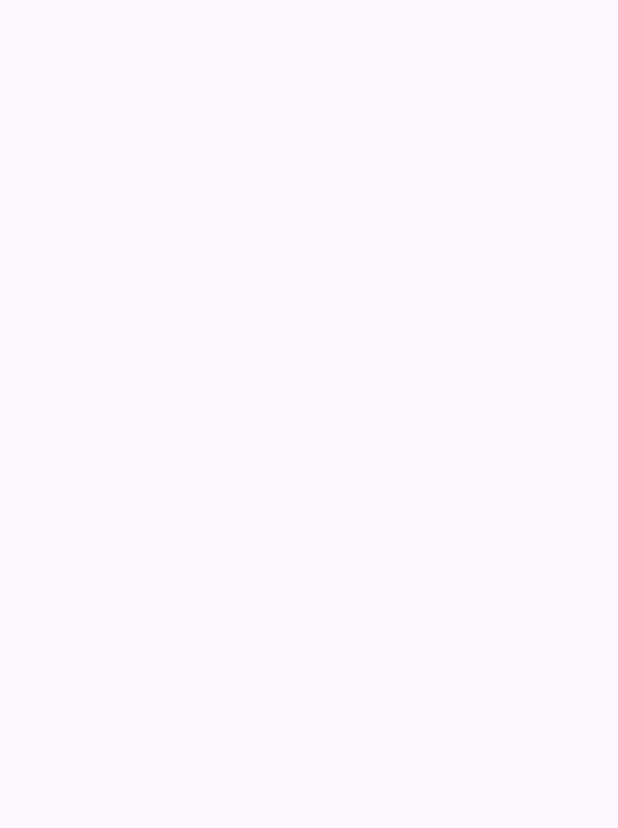
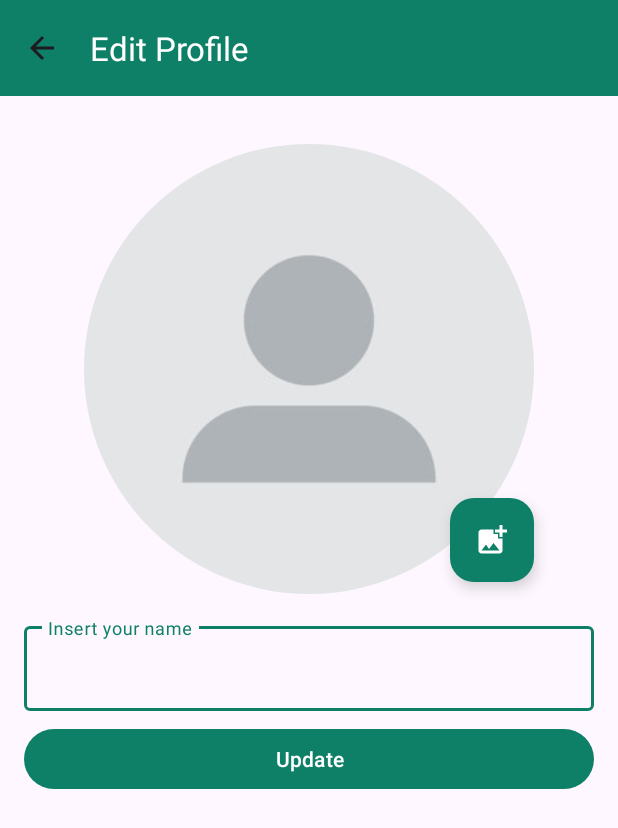
Before and after one commit to EdoTXp/Whatsapp-Concept, an Android app: the ProfileActivity screen opened directly, with no data from a screen before it, on a phone screen of 412 x 824 dp. Before the commit the part shown is empty. Shown: the top 828 px of the screen. Run offline under Robolectric (Android 15) with nearby library versions, the phone set to English and light mode, and no system bars.

Commit message:
* Add ProfileActivity layout with toolbar, profile image, name input, and update button; * Add profile image; * Add gallery icon; * Add parent activity for ProfileActivity in Manifest; * Add string values for ProfileActivity; * Add circular image style.

```diff
--- a/app/src/main/AndroidManifest.xml
+++ b/app/src/main/AndroidManifest.xml
@@ -14,7 +14,8 @@
         tools:targetApi="31">
         <activity
             android:name=".views.activities.ProfileActivity"
-            android:exported="false" />
+            android:exported="false"
+            android:parentActivityName=".views.activities.MainActivity" />
         <activity
             android:name=".views.activities.SignUpActivity"
             android:exported="false"
--- a/app/src/main/java/com/deiovannagroup/whatsapp_concept/views/activities/ProfileActivity.kt
+++ b/app/src/main/java/com/deiovannagroup/whatsapp_concept/views/activities/ProfileActivity.kt
@@ -6,15 +6,40 @@ import androidx.appcompat.app.AppCompatActivity
 import androidx.core.view.ViewCompat
 import androidx.core.view.WindowInsetsCompat
 import com.deiovannagroup.whatsapp_concept.R
+import com.deiovannagroup.whatsapp_concept.databinding.ActivityProfileBinding
 
 class ProfileActivity : AppCompatActivity() {
+    private val binding by lazy {
+        ActivityProfileBinding.inflate(layoutInflater)
+    }
+
     override fun onCreate(savedInstanceState: Bundle?) {
         super.onCreate(savedInstanceState)
+        setEdgeToEdgeLayout()
+
+        initToolbar()
+    }
+
+    private fun initToolbar() {
+        val toolbar = binding.includeToolbarProfile.tbMain
+        setSupportActionBar(toolbar)
+        supportActionBar?.apply {
+            title = getString(R.string.edit_profile)
+            setDisplayHomeAsUpEnabled(true)
+        }
+    }
+
+    private fun setEdgeToEdgeLayout() {
         enableEdgeToEdge()
-        setContentView(R.layout.activity_profile)
-        ViewCompat.setOnApplyWindowInsetsListener(findViewById(R.id.main)) { v, insets ->
+        setContentView(binding.root)
+        ViewCompat.setOnApplyWindowInsetsListener(binding.main) { v, insets ->
             val systemBars = insets.getInsets(WindowInsetsCompat.Type.systemBars())
-            v.setPadding(systemBars.left, systemBars.top, systemBars.right, systemBars.bottom)
+            v.setPadding(
+                systemBars.left,
+                systemBars.top,
+                systemBars.right,
+                systemBars.bottom,
+            )
             insets
         }
     }
--- /dev/null
+++ b/app/src/main/res/drawable/ic_gallery_24.xml
@@ -0,0 +1,5 @@
+<vector xmlns:android="http://schemas.android.com/apk/res/android" android:height="24dp" android:tint="#000000" android:viewportHeight="24" android:viewportWidth="24" android:width="24dp">
+
+    <path android:fillColor="@android:color/white" android:pathData="M19,7v2.99s-1.99,0.01 -2,0L17,7h-3s0.01,-1.99 0,-2h3L17,2h2v3h3v2h-3zM16,11L16,8h-3L13,5L5,5c-1.1,0 -2,0.9 -2,2v12c0,1.1 0.9,2 2,2h12c1.1,0 2,-0.9 2,-2v-8h-3zM5,19l3,-4 2,3 3,-4 4,5L5,19z"/>
+
+</vector>
--- a/app/src/main/res/layout/activity_profile.xml
+++ b/app/src/main/res/layout/activity_profile.xml
@@ -1,9 +1,77 @@
 <?xml version="1.0" encoding="utf-8"?>
 <androidx.constraintlayout.widget.ConstraintLayout xmlns:android="http://schemas.android.com/apk/res/android"
+    xmlns:app="http://schemas.android.com/apk/res-auto"
     xmlns:tools="http://schemas.android.com/tools"
     android:id="@+id/main"
     android:layout_width="match_parent"
     android:layout_height="match_parent"
     tools:context=".views.activities.ProfileActivity">
 
+    <include
+        android:id="@+id/include_toolbar_profile"
+        layout="@layout/toolbar"
+        android:layout_width="0dp"
+        android:layout_height="wrap_content"
+        app:layout_constraintEnd_toEndOf="parent"
+        app:layout_constraintHorizontal_bias="0.5"
+        app:layout_constraintStart_toStartOf="parent"
+        app:layout_constraintTop_toTopOf="parent" />
+
+    <com.google.android.material.imageview.ShapeableImageView
+        android:id="@+id/imageView2"
+        android:layout_width="300dp"
+        android:layout_height="300dp"
+        android:layout_marginTop="32dp"
+        android:scaleType="centerCrop"
+        android:src="@drawable/profile"
+        app:layout_constraintEnd_toEndOf="parent"
+        app:layout_constraintHorizontal_bias="0.5"
+        app:layout_constraintStart_toStartOf="parent"
+        app:layout_constraintTop_toBottomOf="@+id/include_toolbar_profile"
+        app:shapeAppearanceOverlay="@style/CircularImageShape" />
+
+    <com.google.android.material.floatingactionbutton.FloatingActionButton
+        android:id="@+id/floatingActionButton"
+        android:layout_width="wrap_content"
+        android:layout_height="wrap_content"
+        android:layout_marginBottom="8dp"
+        android:clickable="true"
+        android:contentDescription="@string/update_profile_photo_content_description"
+        android:focusable="true"
+        android:src="@drawable/ic_gallery_24"
+        app:backgroundTint="@color/colorPrimary"
+        app:layout_constraintBottom_toBottomOf="@+id/imageView2"
+        app:layout_constraintEnd_toEndOf="@+id/imageView2"
+        app:tint="@color/white" />
+
+    <com.google.android.material.textfield.TextInputLayout
+        android:id="@+id/textInputLayout"
+        android:layout_width="0dp"
+        android:layout_height="wrap_content"
+        android:layout_marginStart="16dp"
+        android:layout_marginTop="16dp"
+        android:layout_marginEnd="16dp"
+        app:layout_constraintEnd_toEndOf="parent"
+        app:layout_constraintHorizontal_bias="0.5"
+        app:layout_constraintStart_toStartOf="parent"
+        app:layout_constraintTop_toBottomOf="@+id/imageView2">
+
+        <com.google.android.material.textfield.TextInputEditText
+            android:layout_width="match_parent"
+            android:layout_height="wrap_content"
+            android:hint="@string/insert_your_name_hint" />
+    </com.google.android.material.textfield.TextInputLayout>
+
+    <Button
+        android:id="@+id/button"
+        android:layout_width="0dp"
+        android:layout_height="wrap_content"
+        android:layout_marginStart="16dp"
+        android:layout_marginTop="8dp"
+        android:layout_marginEnd="16dp"
+        android:text="@string/update"
+        app:layout_constraintEnd_toEndOf="parent"
+        app:layout_constraintHorizontal_bias="0.5"
+        app:layout_constraintStart_toStartOf="parent"
+        app:layout_constraintTop_toBottomOf="@+id/textInputLayout" />
 </androidx.constraintlayout.widget.ConstraintLayout>
--- a/app/src/main/res/values/strings.xml
+++ b/app/src/main/res/values/strings.xml
@@ -20,4 +20,7 @@
     <string name="cancel">Cancel</string>
     <string name="chats" translatable="false">CHATS</string>
     <string name="contacts">CONTACTS</string>
+    <string name="update">Update</string>
+    <string name="edit_profile">Edit Profile</string>
+    <string name="update_profile_photo_content_description">Update profile photo</string>
 </resources>
--- a/app/src/main/res/values/themes.xml
+++ b/app/src/main/res/values/themes.xml
@@ -12,5 +12,9 @@
         <item name="tint">@color/white</item>
     </style>
 
+    <style name="CircularImageShape">
+        <item name="cornerSize">50%</item>
+    </style>
+
     <style name="Theme.WhatsappConcept" parent="Base.Theme.WhatsappConcept" />
 </resources>
```
Also changed, not shown: app/src/main/res/drawable/profile.jpeg (added), 2 other files.
